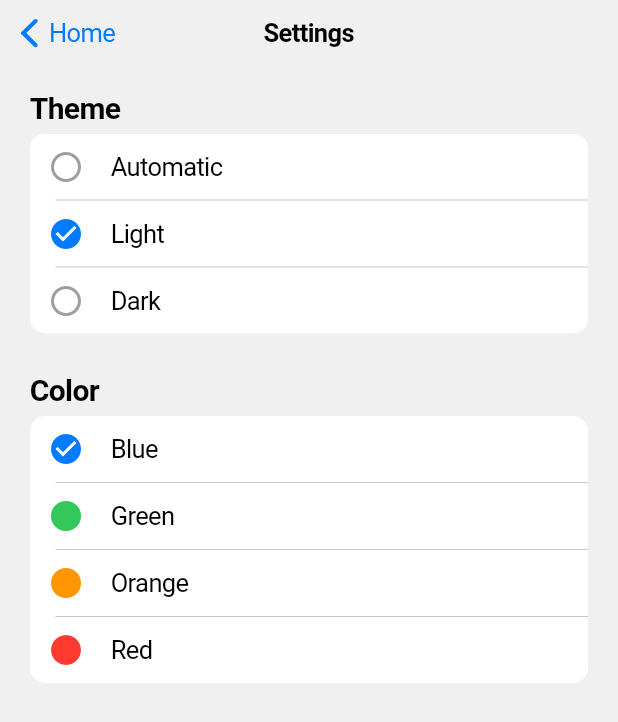
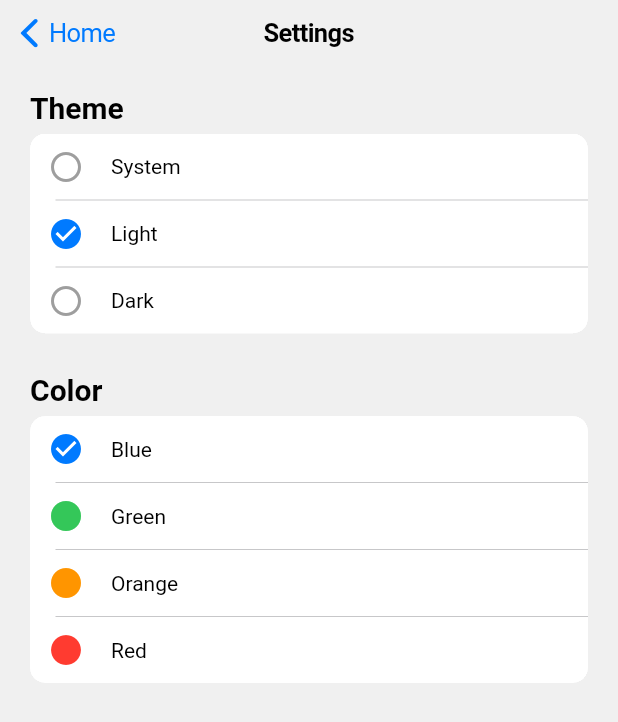
Before and after one commit to jakubd255/currency-converter, a Flutter app: the SettingsPage screen opened directly, after a tap on "Light", on a phone screen of 412 x 824 dp. Shown: the top 722 px of the screen. Run offline on Flutter 3.47's test engine with Material 3 defaults, Android fonts, the light colour scheme and no system bars; our stand-ins replace connectivity, dio, hive, hive_flutter; accounts and stored records are empty; network calls fail.

Commit message:
Saving theme in local storage and fix

```diff
--- a/lib/components/footer.dart
+++ b/lib/components/footer.dart
@@ -1,8 +1,9 @@
 // ignore_for_file: must_be_immutable
 
+import 'package:currency_converter/pages/settings_page.dart';
 import 'package:flutter/cupertino.dart';
 import 'package:flutter/material.dart';
-import '../pages/settings_page.dart';
+//import '../pages/settings_page.dart';
 import '../providers/exchange_provider.dart';
 import 'package:provider/provider.dart';
 
--- a/lib/main.dart
+++ b/lib/main.dart
@@ -2,6 +2,7 @@ import 'package:currency_converter/pages/home_page.dart';
 import 'package:currency_converter/providers/exchange_provider.dart';
 import 'package:currency_converter/providers/numpad_provider.dart';
 import 'package:currency_converter/providers/theme_provider.dart';
+import 'package:currency_converter/theme/theme.dart';
 import 'package:flutter/cupertino.dart';
 import 'package:hive_flutter/hive_flutter.dart';
 import 'package:provider/provider.dart';
@@ -14,7 +15,7 @@ void main() async {
         MultiProvider(
             providers: [
                 ChangeNotifierProvider<ThemeProvider>(
-                    create: (context) => ThemeProvider(context),
+                    create: (context) => ThemeProvider(),
                 ),
                 ChangeNotifierProvider<ExchangeProvider>(
                     create: (context) => ExchangeProvider(context),
@@ -50,17 +51,21 @@ class _MyAppState extends State<MyApp> {
 
     @override
     Widget build(BuildContext context) {
+        final theme = Provider.of<ThemeProvider>(context);
         return CupertinoApp(
             debugShowCheckedModeBanner: false,
             title: "Currency Converter",
             theme: CupertinoThemeData(
-                primaryColor: Provider.of<ThemeProvider>(context).primaryColor,
-                scaffoldBackgroundColor: const CupertinoDynamicColor.withBrightness(
-                    color: Color.fromARGB(255, 240, 240, 240),
-                    darkColor: Color.fromARGB(255, 35, 35, 35),
+                scaffoldBackgroundColor: primaryColor,
+                primaryColor: theme.themeColor.primary,
+                brightness: theme.getBrightness(context),
+                textTheme: CupertinoTextThemeData(
+                    textStyle: TextStyle(
+                        color: textColor
+                    ),
                 ),
-                brightness: Provider.of<ThemeProvider>(context).isDarkMode ? Brightness.dark : Brightness.light,
             ),
+            //themeMode: Provider.of<ThemeProvider>(context).themeMode,
             home: const HomePage(),
         );
     }
--- a/lib/pages/currency_list_page.dart
+++ b/lib/pages/currency_list_page.dart
@@ -1,9 +1,7 @@
 // ignore_for_file: depend_on_referenced_packages
-
 import 'package:currency_converter/providers/theme_provider.dart';
 import 'package:flutter/cupertino.dart';
 import 'package:provider/provider.dart';
-
 import '../constants/currencies.dart';
 import '../providers/exchange_provider.dart';
 import '../components/currency_list_element.dart';
--- a/lib/pages/settings_page.dart
+++ b/lib/pages/settings_page.dart
@@ -1,3 +1,4 @@
+import 'package:currency_converter/theme/theme.dart';
 import 'package:flutter/cupertino.dart';
 import 'package:flutter/material.dart';
 import 'package:provider/provider.dart';
@@ -9,6 +10,30 @@ class SettingsPage extends StatelessWidget {
     @override
     Widget build(BuildContext context) {
         final theme = Provider.of<ThemeProvider>(context);
+
+        Icon getThemeChoiceIcon(String choice) {
+            if(theme.choice == choice) {
+                return const Icon(Icons.check_circle);
+            }
+            else {
+                return const Icon(
+                    Icons.radio_button_unchecked,
+                    color: Colors.grey
+                );
+            }
+        }
+
+        Icon getColorChoiceIcon(int index) {
+            if(theme.colorIndex == index) {
+                return const Icon(Icons.check_circle);
+            }
+            else {
+                return Icon(
+                    Icons.circle,
+                    color: themeColors[index].primary
+                );
+            }
+        }
 
         return(
             CupertinoPageScaffold(
@@ -27,27 +52,27 @@ class SettingsPage extends StatelessWidget {
                                 children: <CupertinoListTile>[
                                     CupertinoListTile(
                                         onTap: (){
-                                            theme.setTheme("auto", context);
+                                            theme.setBrightness("system");
                                         },
                                         padding: const EdgeInsets.symmetric(horizontal: 10),
-                                        title: const Text("Automatic"),
-                                        leading: getThemeChoiceIcon(theme, "auto")
+                                        title: const Text("System"),
+                                        leading: getThemeChoiceIcon("system")
                                     ),
                                     CupertinoListTile(
                                         onTap: (){
-                                            theme.setTheme("light", context);
+                                            theme.setBrightness("light");
                                         },
                                         padding: const EdgeInsets.symmetric(horizontal: 10),
                                         title: const Text("Light"),
-                                        leading: getThemeChoiceIcon(theme, "light")
+                                        leading: getThemeChoiceIcon("light")
                                     ),
                                     CupertinoListTile(
                                         onTap: (){
-                                            theme.setTheme("dark", context);
+                                            theme.setBrightness("dark");
                                         },
                                         padding: const EdgeInsets.symmetric(horizontal: 10),
                                         title: const Text("Dark"),
-                                        leading: getThemeChoiceIcon(theme, "dark")
+                                        leading: getThemeChoiceIcon("dark")
                                     ),
                                 ],
                             ),
@@ -57,14 +82,14 @@ class SettingsPage extends StatelessWidget {
                                 backgroundColor: Colors.transparent,
                                 dividerMargin: -25,
                                 children: List<CupertinoListTile>.generate(
-                                    theme.colors.length,
+                                    themeColors.length,
                                     (index) => CupertinoListTile(
                                         onTap: (){
                                             theme.setColor(index);
                                         },
                                         padding: const EdgeInsets.symmetric(horizontal: 10),
-                                        title: Text(theme.colorNames[index]),
-                                        leading:  getColorChoiceIcon(theme, index)
+                                        title: Text(themeColors[index].name),
+                                        leading:  getColorChoiceIcon(index)
                                     )
                                 ).toList()
                             )
@@ -74,25 +99,4 @@ class SettingsPage extends StatelessWidget {
             )
         );
     }
-
-    Icon getThemeChoiceIcon(ThemeProvider theme, String choice) {
-        if(theme.choice == choice) {
-            return const Icon(Icons.check_circle);
-        }
-        else {
-            return const Icon(Icons.radio_button_unchecked, color: Colors.grey);
-        }
-    }
-
-    Icon getColorChoiceIcon(ThemeProvider theme, int index) {
-        if(theme.colorIndex == index) {
-            return const Icon(Icons.check_circle);
-        }
-        else {
-            return Icon(
-                Icons.circle,
-                color: theme.colors[index]
-            );
-        }
-    }
 }
--- a/lib/providers/theme_provider.dart
+++ b/lib/providers/theme_provider.dart
@@ -1,64 +1,43 @@
+import 'package:currency_converter/theme/theme.dart';
 import 'package:flutter/cupertino.dart';
 import 'package:flutter/material.dart';
+import 'package:hive/hive.dart';
 
 class ThemeProvider extends ChangeNotifier {
-    String _choice = "auto";
-    String get choice => _choice;
-
-    bool _isDarkMode = false;
-    bool get isDarkMode => _isDarkMode;
-
-    int _primaryColorIndex = 0;
-    int get colorIndex => _primaryColorIndex;
+    var box = Hive.box("myBox");
 
     final double _padding = 8;
     double get padding => _padding;
 
-    final List<Color> colors = <Color>[
-        CupertinoColors.activeBlue,
-        CupertinoColors.activeGreen,
-        CupertinoColors.activeOrange,
-        CupertinoColors.systemRed
-    ];
-    final List<String> colorNames = <String>[
-        "Blue",
-        "Green",
-        "Orange",
-        "Red"
-    ];
+    late String _choice;
+    String get choice => _choice;
 
-    Color get primaryColor => colors[_primaryColorIndex];
+    int _colorIndex = 0;
+    int get colorIndex => _colorIndex;
 
-    ThemeProvider(BuildContext context);
+    ThemeColor get themeColor => themeColors[_colorIndex];
+    Color get primaryColor => themeColors[_colorIndex].primary;
 
-    void initialize(BuildContext context) {
-        _isDarkMode = MediaQuery.platformBrightnessOf(context) == Brightness.dark;
+    ThemeProvider() {
+        _choice = box.get("darkMode", defaultValue: "system");
     }
 
-    void toggleTheme() {
-        _isDarkMode = !_isDarkMode;
+    void setBrightness(String choice) {
+        _choice = choice;
+        box.put("darkMode", choice);
         notifyListeners();
     }
 
-    void setTheme(String choice, context) {
-        _choice = choice;
-        if(choice == "auto") {
-            _isDarkMode = MediaQuery.platformBrightnessOf(context) == Brightness.dark;
+    Brightness getBrightness(BuildContext context) {
+        switch(_choice) {
+            case "light": return Brightness.light;
+            case "dark": return Brightness.dark;
+            default: return MediaQuery.platformBrightnessOf(context);
         }
-        else if(choice == "light") {
-            _isDarkMode = false;
-        }
-        else if(choice == "dark") {
-            _isDarkMode = true;
-        }
-        notifyListeners();
     }
 
     void setColor(int index) {
-        _primaryColorIndex = index;
+        _colorIndex = index;
         notifyListeners();
     }
-
-    Color get backgroundColor => _isDarkMode ? const Color.fromARGB(255, 15, 17, 18) : const Color.fromARGB(255, 255, 255, 255);
-    Color get textColor => _isDarkMode ? Colors.white : Colors.black;
 }
--- /dev/null
+++ b/lib/theme/theme.dart
@@ -0,0 +1,58 @@
+import 'package:flutter/cupertino.dart';
+import 'package:flutter/material.dart';
+
+
+
+Color primaryColor = const CupertinoDynamicColor.withBrightness(
+    color: Color.fromARGB(255, 240, 240, 240),
+    darkColor: Color.fromARGB(255, 35, 35, 35),
+);
+
+Color secondaryColor = const CupertinoDynamicColor.withBrightness(
+    color: Colors.white,
+    darkColor: Color.fromARGB(255, 15, 17, 18)
+);
+
+Color textColor = const CupertinoDynamicColor.withBrightness(
+    color: Color.fromARGB(255, 0, 0, 0),
+    darkColor: Color.fromARGB(255, 255, 255, 255),
+);
+
+
+
+class ThemeColor {
+    ThemeColor(
+        this.name,
+        this.primary,
+        this.secondary,
+    );
+
+    final String name;
+    final Color primary;
+    final Color secondary;
+}
+
+
+
+List<ThemeColor> themeColors = [
+    ThemeColor(
+        "Blue",
+        CupertinoColors.activeBlue,
+        CupertinoColors.activeBlue.withOpacity(0.7),
+    ),
+    ThemeColor(
+        "Green",
+        CupertinoColors.activeGreen,
+        CupertinoColors.activeGreen.withOpacity(0.7),
+    ),
+    ThemeColor(
+        "Orange",
+        CupertinoColors.activeOrange,
+        CupertinoColors.activeOrange.withOpacity(0.7),
+    ),
+    ThemeColor(
+        "Red",
+        CupertinoColors.systemRed,
+        CupertinoColors.systemRed.withOpacity(0.7),
+    ),
+];
--- a/pubspec.yaml
+++ b/pubspec.yaml
@@ -24,7 +24,6 @@ dependencies:
   connectivity:
 
 
-
 dev_dependencies:
   flutter_test:
     sdk: flutter
```
Also changed, not shown: lib/components/button.dart (+8 -19 lines), lib/components/currency_card.dart (+9 -9 lines), lib/components/currency_list_element.dart (+8 -8 lines), 1 other file.
